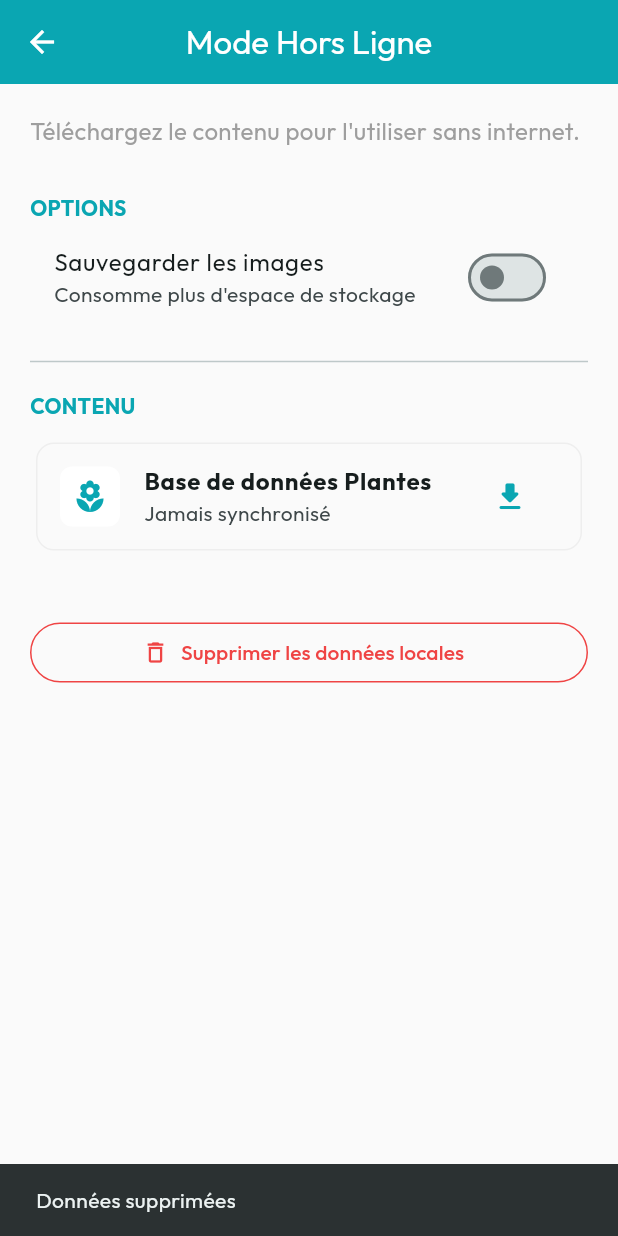
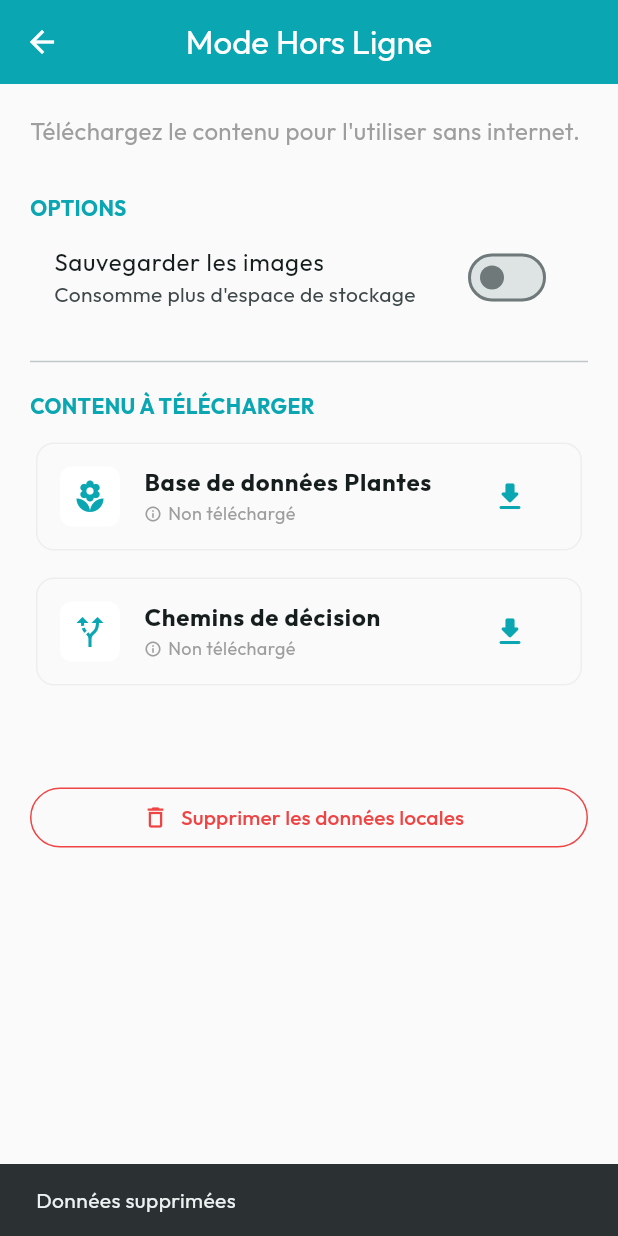
Before and after one commit to k-rossaints/natural_self_care_mobile, a Flutter app: the OfflineSettingsScreen screen opened directly, after a tap on "Supprimer les données locales", on a phone screen of 412 x 824 dp. Run offline on Flutter 3.47's test engine with Material 3 defaults, Android fonts, the phone set to English and light mode, and no system bars; our stand-ins replace cached_network_image, connectivity_plus, dio, flutter_cache_manager, flutter_svg, google_fonts and 4 more; accounts and stored records are empty; network calls fail.

Commit message:
offline mode decision step

```diff
--- a/lib/screens/offline_settings_screen.dart
+++ b/lib/screens/offline_settings_screen.dart
@@ -14,7 +14,10 @@ class _OfflineSettingsScreenState extends State<OfflineSettingsScreen> {
 
   bool _saveImages = false;
   bool _isDownloading = false;
-  String? _lastSync;
+  String _statusMessage = "";
+
+  String? _datePlants;
+  String? _datePaths;
 
   @override
   void initState() {
@@ -24,29 +27,43 @@ class _OfflineSettingsScreenState extends State<OfflineSettingsScreen> {
 
   Future<void> _loadSettings() async {
     final saveImg = await _offlineService.shouldSaveImages();
-    final lastSync = await _offlineService.getLastSyncDate();
+    final dates = await _offlineService.getSyncDates();
     if (mounted) {
       setState(() {
         _saveImages = saveImg;
-        _lastSync = lastSync;
+        _datePlants = dates['plants'];
+        _datePaths = dates['paths'];
       });
     }
   }
 
-  Future<void> _startDownload() async {
-    setState(() => _isDownloading = true);
+  Future<void> _startDownload({required bool downloadPlants, required bool downloadPaths}) async {
+    setState(() {
+      _isDownloading = true;
+      _statusMessage = "Connexion au serveur...";
+    });
 
     try {
-      // On lance le téléchargement des plantes
-      await _offlineService.downloadPlants();
+      if (downloadPlants) {
+        setState(() => _statusMessage = "Téléchargement des plantes...");
+        await _offlineService.downloadPlants();
+      }
 
-      // On recharge la date de synchro
-      final lastSync = await _offlineService.getLastSyncDate();
+      if (downloadPaths) {
+        setState(() => _statusMessage = "Téléchargement des parcours...");
+        await _offlineService.downloadDecisionPaths();
+      }
+
+      // Recharger les dates après téléchargement
+      final dates = await _offlineService.getSyncDates();
 
       if (mounted) {
-        setState(() => _lastSync = lastSync);
+        setState(() {
+          _datePlants = dates['plants'];
+          _datePaths = dates['paths'];
+        });
         ScaffoldMessenger.of(context).showSnackBar(
-          const SnackBar(content: Text("Plantes téléchargées avec succès !"), backgroundColor: AppTheme.teal1),
+          const SnackBar(content: Text("Téléchargement terminé avec succès !"), backgroundColor: AppTheme.teal1),
         );
       }
     } catch (e) {
@@ -56,7 +73,12 @@ class _OfflineSettingsScreenState extends State<OfflineSettingsScreen> {
         );
       }
     } finally {
-      if (mounted) setState(() => _isDownloading = false);
+      if (mounted) {
+        setState(() {
+          _isDownloading = false;
+          _statusMessage = "";
+        });
+      }
     }
   }
 
@@ -73,7 +95,7 @@ class _OfflineSettingsScreenState extends State<OfflineSettingsScreen> {
           ),
           const SizedBox(height: 30),
 
-          // --- OPTION IMAGES ---
+          // --- OPTIONS ---
           const Text("OPTIONS", style: TextStyle(fontWeight: FontWeight.bold, color: AppTheme.teal1)),
           SwitchListTile(
             title: const Text("Sauvegarder les images"),
@@ -88,30 +110,35 @@ class _OfflineSettingsScreenState extends State<OfflineSettingsScreen> {
 
           const Divider(height: 40),
 
-          // --- TÉLÉCHARGEMENT ---
-          const Text("CONTENU", style: TextStyle(fontWeight: FontWeight.bold, color: AppTheme.teal1)),
+          // --- CONTENU ---
+          const Text("CONTENU À TÉLÉCHARGER", style: TextStyle(fontWeight: FontWeight.bold, color: AppTheme.teal1)),
           const SizedBox(height: 10),
 
-          Card(
-            elevation: 0,
-            color: Colors.grey.shade50,
-            shape: RoundedRectangleBorder(borderRadius: BorderRadius.circular(12), side: BorderSide(color: Colors.grey.shade200)),
-            child: ListTile(
-              leading: Container(
-                padding: const EdgeInsets.all(8),
-                decoration: BoxDecoration(color: Colors.white, borderRadius: BorderRadius.circular(8)),
-                child: const Icon(Icons.local_florist, color: AppTheme.teal1),
-              ),
-              title: const Text("Base de données Plantes", style: TextStyle(fontWeight: FontWeight.bold)),
-              subtitle: _lastSync != null ? Text("Dernière synchro : $_lastSync") : const Text("Jamais synchronisé"),
-              trailing: _isDownloading
-                ? const SizedBox(width: 20, height: 20, child: CircularProgressIndicator(strokeWidth: 2))
-                : IconButton(
-                    icon: const Icon(Icons.download_rounded, color: AppTheme.teal1),
-                    onPressed: _startDownload,
-                  ),
-            ),
+          // Carte Plantes
+          _buildDownloadButton(
+            title: "Base de données Plantes",
+            icon: Icons.local_florist,
+            lastSync: _datePlants,
+            onTap: () => _startDownload(downloadPlants: true, downloadPaths: false),
           ),
+
+          const SizedBox(height: 10),
+
+          // Carte Parcours
+          _buildDownloadButton(
+            title: "Chemins de décision",
+            icon: Icons.alt_route,
+            lastSync: _datePaths,
+            onTap: () => _startDownload(downloadPlants: false, downloadPaths: true),
+          ),
+
+          const SizedBox(height: 20),
+
+          if (_isDownloading) ...[
+            const LinearProgressIndicator(color: AppTheme.teal1),
+            const SizedBox(height: 10),
+            Center(child: Text(_statusMessage, style: const TextStyle(color: AppTheme.teal1, fontWeight: FontWeight.bold))),
+          ],
 
           const SizedBox(height: 40),
 
@@ -122,7 +149,10 @@ class _OfflineSettingsScreenState extends State<OfflineSettingsScreen> {
             style: OutlinedButton.styleFrom(side: const BorderSide(color: AppTheme.danger)),
             onPressed: () async {
               await _offlineService.clearAllData();
-              setState(() => _lastSync = null);
+              setState(() {
+                _datePlants = null;
+                _datePaths = null;
+              });
               if(mounted) ScaffoldMessenger.of(context).showSnackBar(const SnackBar(content: Text("Données supprimées")));
             },
           ),
@@ -130,4 +160,38 @@ class _OfflineSettingsScreenState extends State<OfflineSettingsScreen> {
       ),
     );
   }
+
+  Widget _buildDownloadButton({required String title, required IconData icon, required String? lastSync, required VoidCallback onTap}) {
+    bool isSynced = lastSync != null;
+    return Card(
+      elevation: 0,
+      color: Colors.grey.shade50,
+      shape: RoundedRectangleBorder(borderRadius: BorderRadius.circular(12), side: BorderSide(color: Colors.grey.shade200)),
+      child: ListTile(
+        leading: Container(
+          padding: const EdgeInsets.all(8),
+          decoration: BoxDecoration(color: Colors.white, borderRadius: BorderRadius.circular(8)),
+          child: Icon(icon, color: AppTheme.teal1),
+        ),
+        title: Text(title, style: const TextStyle(fontWeight: FontWeight.bold)),
+        // NOUVEAU : On affiche la date spécifique ici
+        subtitle: Row(
+          children: [
+            Icon(isSynced ? Icons.check_circle : Icons.info_outline, size: 12, color: isSynced ? Colors.green : Colors.grey),
+            const SizedBox(width: 4),
+            Text(
+              isSynced ? "Synchro : $lastSync" : "Non téléchargé",
+              style: TextStyle(fontSize: 12, color: isSynced ? Colors.green : Colors.grey),
+            ),
+          ],
+        ),
+        trailing: _isDownloading
+          ? null
+          : IconButton(
+              icon: const Icon(Icons.download_rounded, color: AppTheme.teal1),
+              onPressed: onTap,
+            ),
+      ),
+    );
+  }
 }
```
Also changed, not shown: lib/models/decision_step.dart (+13 -0 lines), lib/models/symptom.dart (+10 -0 lines), lib/screens/plant_detail_screen.dart (+39 -13 lines), lib/services/api_service.dart (+49 -62 lines), lib/services/offline_service.dart (+61 -38 lines).
